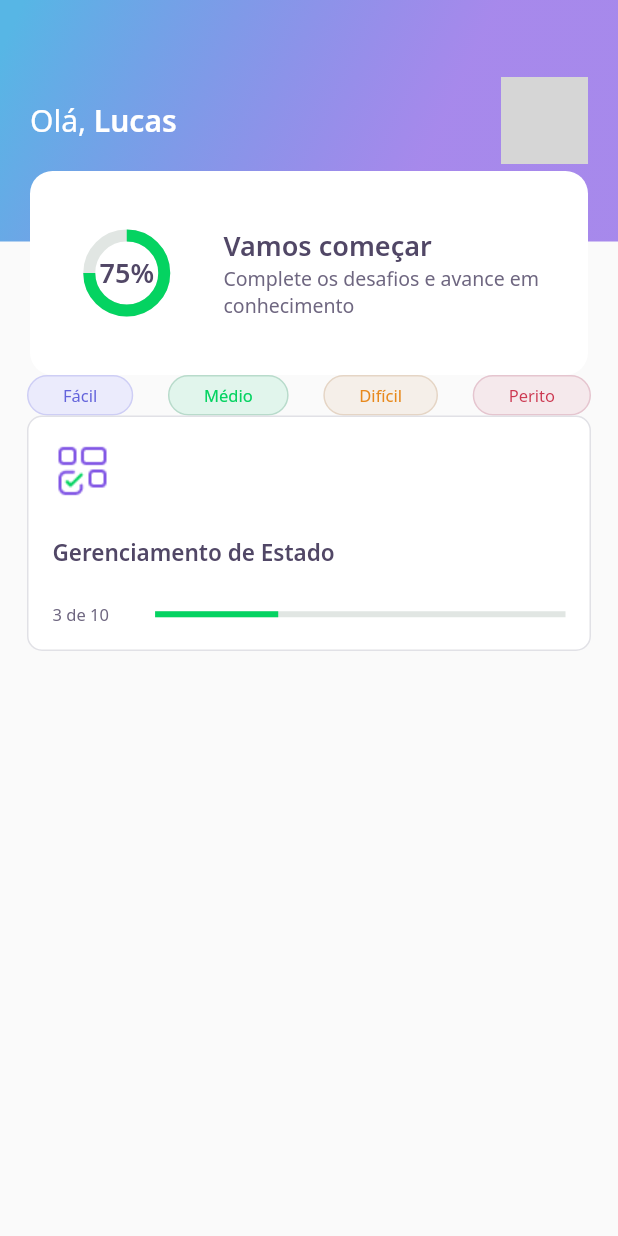
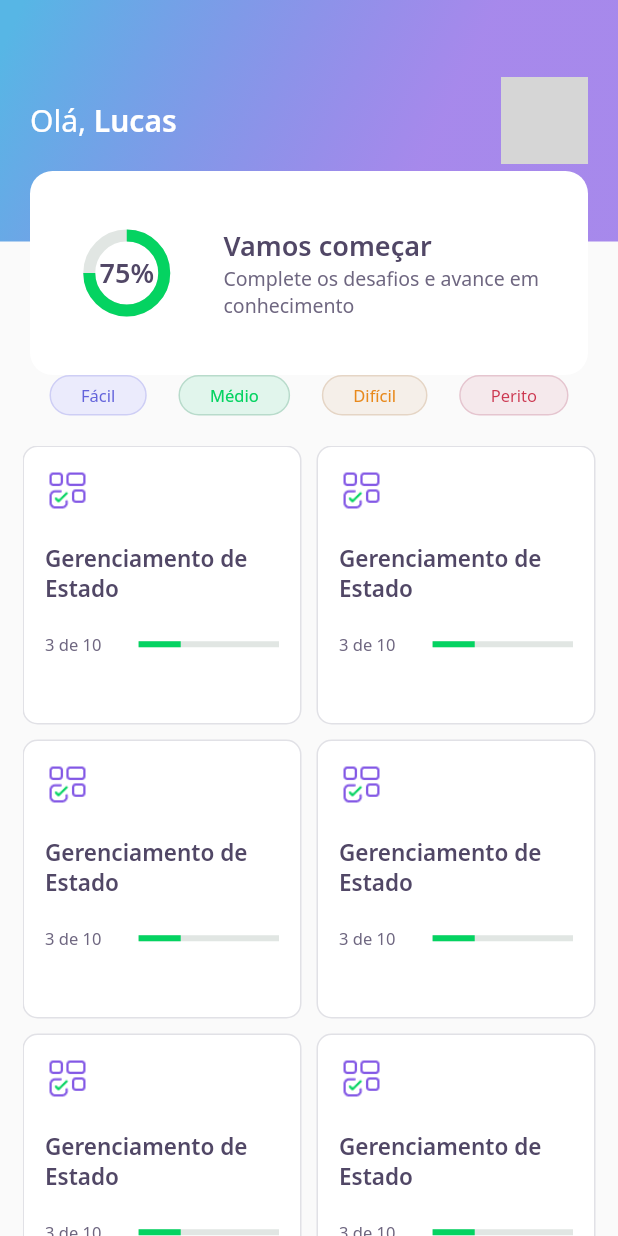
Before and after one commit to santoslucas11/nlw5_flutter, a Flutter app: the screen it shows after launch, on a phone screen of 412 x 824 dp. Run offline on Flutter 3.47's test engine with Material 2 defaults, Android fonts, the phone set to English and light mode, and no system bars; our stand-ins replace google_fonts; network calls fail; grey boxes are pictures that could not be loaded.

Commit message:
Quiz Card - Final
Finalizando estrutura do quiz card.

```diff
--- a/lib/home/home_page.dart
+++ b/lib/home/home_page.dart
@@ -16,10 +16,12 @@ class _HomePageState extends State<HomePage> {
     return Scaffold(
       appBar: AppBarWidget(),
       body: Padding(
-        padding: const EdgeInsets.symmetric(horizontal: 18),
+        padding: const EdgeInsets.symmetric(horizontal: 15),
         child: Column(
           children: [
-            Row(
+            Padding(
+              padding: const EdgeInsets.symmetric(horizontal: 18),
+              child: Row(
                 mainAxisAlignment: MainAxisAlignment.spaceBetween,
                 children: [
                   LevelButtonWidget(
@@ -36,7 +38,23 @@ class _HomePageState extends State<HomePage> {
                   ),
                 ],
               ),
+            ),
+            SizedBox(height: 20),
+            Expanded(
+              child: GridView.count(
+                crossAxisSpacing: 10,
+                mainAxisSpacing: 10,
+                crossAxisCount: 2,
+                children: [
                   QuizCardWidget(),
+                  QuizCardWidget(),
+                  QuizCardWidget(),
+                  QuizCardWidget(),
+                  QuizCardWidget(),
+                  QuizCardWidget(),
+                ],
+              ),
+            ),
           ],
         ),
       ),
--- a/lib/home/widgets/level_button/level_button_widget.dart
+++ b/lib/home/widgets/level_button/level_button_widget.dart
@@ -49,7 +49,7 @@ class LevelButtonWidget extends StatelessWidget {
         borderRadius: BorderRadius.circular(28),
       ),
       child: Padding(
-        padding: const EdgeInsets.symmetric(horizontal: 23, vertical: 5),
+        padding: const EdgeInsets.symmetric(horizontal: 20, vertical: 5),
         child: Text(
           label,
           style: GoogleFonts.notoSans(
--- a/lib/home/widgets/quiz_card/quiz_card_wodget.dart
+++ b/lib/home/widgets/quiz_card/quiz_card_wodget.dart
@@ -9,7 +9,7 @@ class QuizCardWidget extends StatelessWidget {
   @override
   Widget build(BuildContext context) {
     return Container(
-      padding: EdgeInsets.all(16),
+      padding: EdgeInsets.all(14),
       decoration: BoxDecoration(
           border: Border.fromBorderSide(BorderSide(color: AppColors.border)),
           color: AppColors.white,
@@ -18,30 +18,30 @@ class QuizCardWidget extends StatelessWidget {
         crossAxisAlignment: CrossAxisAlignment.start,
         children: [
           Container(
-            height: 40,
-            width: 40,
+            height: 30,
+            width: 30,
             child: Image.asset(AppImages.blocks),
           ),
           SizedBox(
-            height: 24,
+            height: 20,
           ),
           Text(
             "Gerenciamento de Estado",
             style: AppTextStyles.heading15,
           ),
           SizedBox(
-            height: 24,
+            height: 20,
           ),
           Row(children: [
             Expanded(
-              flex: 1,
+              flex: 2,
               child: Text(
                 "3 de 10",
                 style: AppTextStyles.body11,
               ),
             ),
             Expanded(
-              flex: 4,
+              flex: 3,
               child: LinearProgressIndicator(
                 value: 0.3,
                 backgroundColor: AppColors.chartSecondary,
```
Lines whose indentation alone changed are shown as unchanged.
